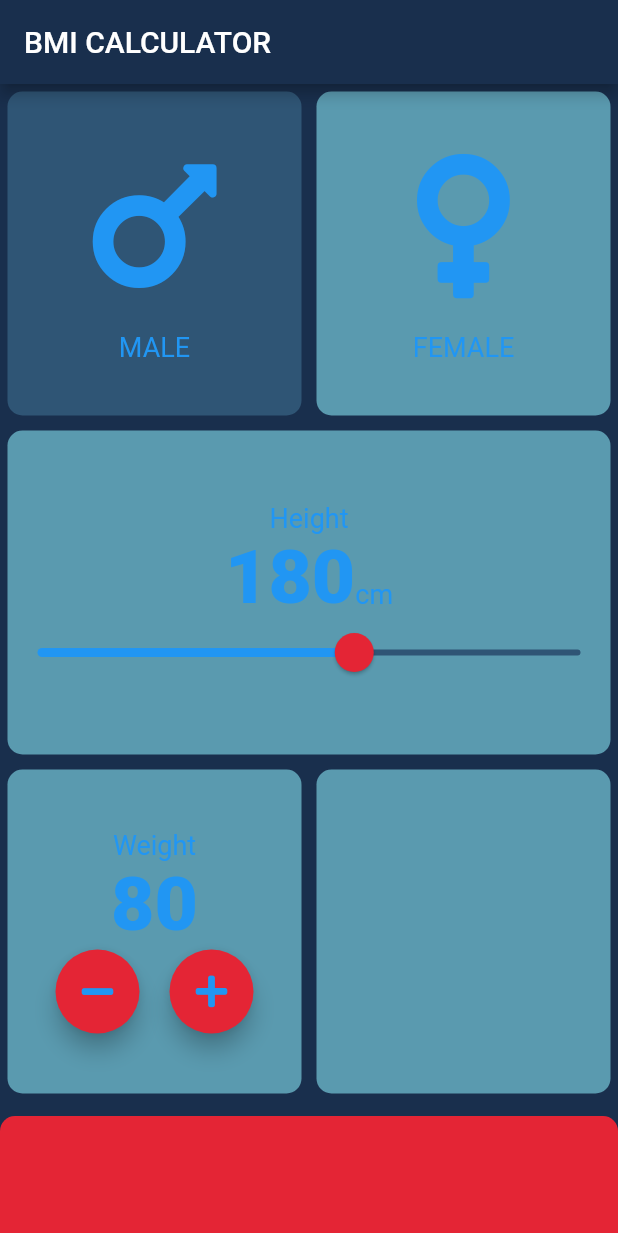
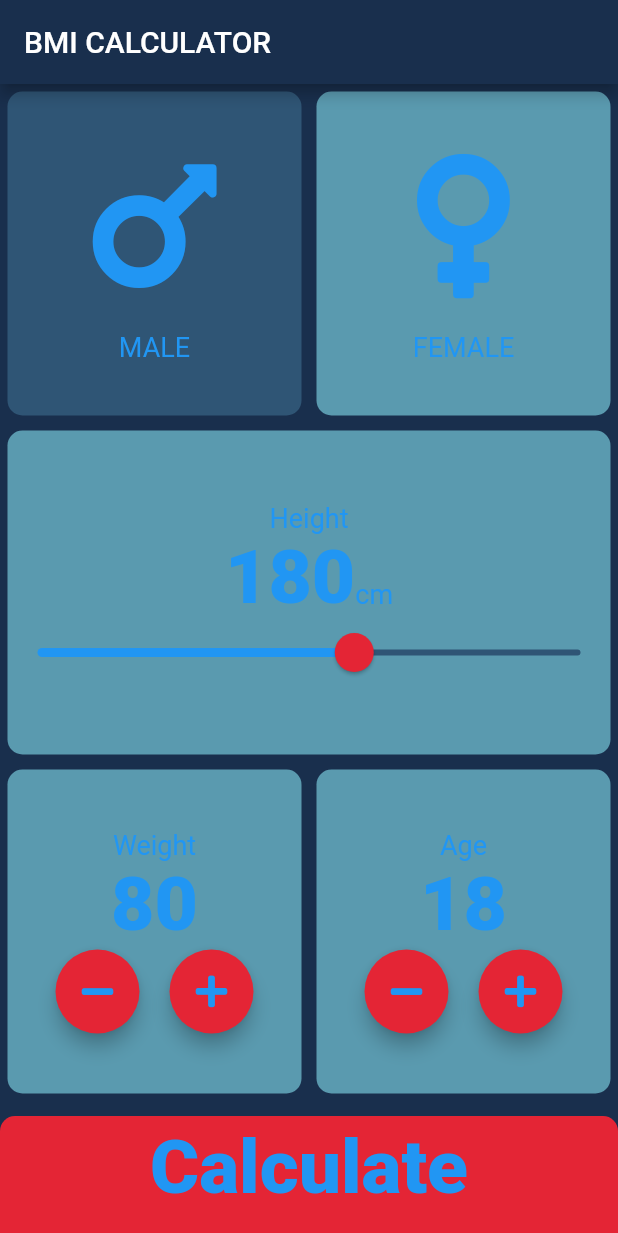
Before and after one commit to Chu-4hun/Flutter_BML_calculator, a Flutter app: the screen it shows after launch, on a phone screen of 412 x 824 dp. Shown: the top 1233 px of the screen. Run offline on Flutter 3.47's test engine with Material 2 defaults, Android fonts, the phone set to English and light mode, and no system bars; our stand-ins replace font_awesome_flutter.

Commit message:
Finished app

```diff
--- /dev/null
+++ b/lib/bottom_button.dart
@@ -0,0 +1,34 @@
+import 'package:flutter/material.dart';
+import 'package:flutter_bml_calc/pages/results_page.dart';
+import 'package:flutter_bml_calc/themes.dart';
+
+class BottomButton extends StatelessWidget {
+  BottomButton({this.onTap, required this.titleText});
+
+  Function()? onTap;
+  String titleText;
+  @override
+  Widget build(BuildContext context) {
+    return GestureDetector(
+      onTap: onTap,
+      child: Container(
+        child: Center(
+          child: Text(
+            titleText,
+            style: defaultTextBoldStyle.copyWith(
+                color: Theme.of(context).colorScheme.secondaryVariant),
+          ),
+        ),
+        decoration: BoxDecoration(
+          borderRadius: const BorderRadius.vertical(
+              top: Radius.circular(10), bottom: Radius.zero),
+          color: Theme.of(context).colorScheme.secondary,
+        ),
+        margin: EdgeInsets.only(top: 10),
+        width: double.infinity,
+        height: 80.0,
+        padding: const EdgeInsets.only(bottom: 10.0),
+      ),
+    );
+  }
+}
--- a/lib/main.dart
+++ b/lib/main.dart
@@ -1,7 +1,7 @@
 // ignore_for_file: prefer_const_constructors
 import 'package:flutter/material.dart';
 import 'package:flutter_bml_calc/themes.dart';
-import 'input_page.dart';
+import 'package:flutter_bml_calc/pages/input_page.dart';
 
 void main() => runApp(BMICalculator());
 
--- a/lib/input_page.dart
+++ b/lib/pages/input_page.dart
@@ -1,12 +1,14 @@
-import 'dart:ffi';
-
 import 'package:flutter/material.dart';
 import 'package:flutter/services.dart';
+import 'package:flutter_bml_calc/Round_Button_w_Icon.dart';
+import 'package:flutter_bml_calc/bmi_logic.dart';
+import 'package:flutter_bml_calc/pages/results_page.dart';
 import 'package:flutter_bml_calc/reusable_card.dart';
 import 'package:flutter_bml_calc/themes.dart';
 import 'package:font_awesome_flutter/font_awesome_flutter.dart';
 
-import 'icon_content.dart';
+import '../bottom_button.dart';
+import '../icon_content.dart';
 
 class InputPage extends StatefulWidget {
   @override
@@ -17,6 +19,7 @@ class _InputPageState extends State<InputPage> {
   bool isMale = true;
   int height = 180;
   int weight = 80;
+  int age = 18;
   @override
   Widget build(BuildContext context) {
     SystemChrome.setSystemUIOverlayStyle(const SystemUiOverlayStyle(
@@ -117,7 +120,7 @@ class _InputPageState extends State<InputPage> {
                         );
                       },
                     ),
-                  )
+                  ),
                 ],
               ),
             ),
@@ -151,6 +154,15 @@ class _InputPageState extends State<InputPage> {
                             Padding(
                               padding: EdgeInsets.symmetric(horizontal: 10),
                               child: (RoundIconButton(
+                                onPress: () {
+                                  setState(
+                                    () {
+                                      if (weight > 0) {
+                                        weight--;
+                                      }
+                                    },
+                                  );
+                                },
                                 size: 56.0,
                                 icon: FontAwesomeIcons.minus,
                               )),
@@ -160,10 +172,17 @@ class _InputPageState extends State<InputPage> {
                               child: (RoundIconButton(
                                 size: 56.0,
                                 icon: FontAwesomeIcons.plus,
+                                onPress: () {
+                                  setState(
+                                    () {
+                                      weight++;
+                                    },
+                                  );
+                                },
                               )),
                             ),
                           ],
-                        )
+                        ),
                       ],
                     ),
                   ),
@@ -171,56 +190,83 @@ class _InputPageState extends State<InputPage> {
                 Expanded(
                   child: ReusableCard(
                     color: Theme.of(context).colorScheme.surface,
+                    cardChild: Column(
+                      mainAxisAlignment: MainAxisAlignment.center,
+                      children: <Widget>[
+                        Text(
+                          'Age',
+                          style: defaultTextStyle.copyWith(
+                              color: Theme.of(context)
+                                  .colorScheme
+                                  .secondaryVariant),
+                        ),
+                        Text(
+                          age.toString(),
+                          style: defaultTextBoldStyle.copyWith(
+                              color: Theme.of(context)
+                                  .colorScheme
+                                  .secondaryVariant),
+                        ),
+                        Row(
+                          mainAxisAlignment: MainAxisAlignment.center,
+                          children: <Widget>[
+                            Padding(
+                              padding: EdgeInsets.symmetric(horizontal: 10),
+                              child: (RoundIconButton(
+                                onPress: () {
+                                  setState(
+                                    () {
+                                      if (age > 0) {
+                                        age--;
+                                      }
+                                    },
+                                  );
+                                },
+                                size: 56.0,
+                                icon: FontAwesomeIcons.minus,
+                              )),
+                            ),
+                            Padding(
+                              padding: EdgeInsets.symmetric(horizontal: 10),
+                              child: (RoundIconButton(
+                                size: 56.0,
+                                icon: FontAwesomeIcons.plus,
+                                onPress: () {
+                                  setState(
+                                    () {
+                                      age++;
+                                    },
+                                  );
+                                },
+                              )),
+                            ),
+                          ],
+                        ),
+                      ],
+                    ),
                   ),
                 ),
               ],
             ),
           ),
-          Container(
-            decoration: BoxDecoration(
-              borderRadius: const BorderRadius.vertical(
-                  top: Radius.circular(10), bottom: Radius.zero),
-              color: Theme.of(context).colorScheme.secondary,
-            ),
-            margin: EdgeInsets.only(top: 10),
-            width: double.infinity,
-            height: 80.0,
+          BottomButton(
+            titleText: 'Calculate',
+            onTap: () {
+              CalculatorBrian calc =
+                  CalculatorBrian(height: height, weight: weight);
+              Navigator.push(
+                context,
+                MaterialPageRoute(
+                  builder: (context) => ResultsPage(
+                      bmiResult: calc.calculateBMI(),
+                      textResult: calc.getResult(),
+                      coment: calc.getComment()),
+                ),
+              );
+            },
           ),
         ],
       ),
     );
   }
 }
-
-class RoundIconButton extends StatelessWidget {
-  RoundIconButton({
-    this.onPress,
-    required this.size,
-    this.icon,
-  });
-
-  final Function? onPress;
-  final IconData? icon;
-  final double size;
-
-  @override
-  Widget build(BuildContext context) {
-    return RawMaterialButton(
-      child: Icon(
-        icon,
-        color: Theme.of(context).colorScheme.secondaryVariant,
-      ),
-      onPressed: () {
-        onPress;
-      },
-      elevation: 6.0,
-      constraints: BoxConstraints.tightFor(
-        width: size,
-        height: size,
-      ),
-      shape: const CircleBorder(),
-      fillColor: Theme.of(context).colorScheme.secondary,
-      // elevation: ,
-    );
-  }
-}
--- /dev/null
+++ b/lib/round_button_w_icon.dart
@@ -0,0 +1,33 @@
+// ignore_for_file: file_names
+
+import 'package:flutter/material.dart';
+
+class RoundIconButton extends StatelessWidget {
+  RoundIconButton({
+    required this.onPress,
+    required this.size,
+    this.icon,
+  });
+
+  final Function()? onPress;
+  final IconData? icon;
+  final double size;
+
+  @override
+  Widget build(BuildContext context) {
+    return RawMaterialButton(
+      child: Icon(
+        icon,
+        color: Theme.of(context).colorScheme.secondaryVariant,
+      ),
+      onPressed: onPress,
+      elevation: 5.0,
+      constraints: BoxConstraints.tightFor(
+        width: size,
+        height: size,
+      ),
+      shape: const CircleBorder(),
+      fillColor: Theme.of(context).colorScheme.secondary,
+    );
+  }
+}
--- a/lib/themes.dart
+++ b/lib/themes.dart
@@ -1,15 +1,12 @@
 import 'package:flutter/material.dart';
 
 ThemeData defaultTheme = ThemeData(
-  scaffoldBackgroundColor: const Color(0xff0F0F1E),
+  scaffoldBackgroundColor: const Color(0xff192F4D),
   colorScheme: ColorScheme.fromSwatch().copyWith(
     surface: const Color(0xFF5A9AAF),
-    // surface: const Color(0xFF52A3B7),
-    // surface: const Color(0xFF598392),
     secondary: const Color(0xFFE42535),
     secondaryVariant: const Color(0xFFeff6e0),
     primary: const Color(0xff2F5575), //inactive card color
-    // primary: const Color(0xff124559), //inactive card color
     background: const Color(0xff192F4D),
     // background: const Color(0xff01161e),
   ),
@@ -18,11 +15,20 @@ ThemeData defaultTheme = ThemeData(
 TextStyle defaultTextStyle = const TextStyle(
   fontSize: 18.0,
 );
-TextStyle defaultTextBoldStyle = TextStyle(
+TextStyle defaultTextBoldStyle = const TextStyle(
   fontSize: 50.0,
   fontWeight: FontWeight.w900,
 );
-SliderThemeData defaultSliderTheme = SliderThemeData(
+TextStyle defaultTextTitleStyle = const TextStyle(
+  fontSize: 50.0,
+  fontWeight: FontWeight.bold,
+);
+TextStyle defaultTextResultStyle = const TextStyle(
+  fontSize: 100.0,
+  fontWeight: FontWeight.bold,
+);
+
+SliderThemeData defaultSliderTheme = const SliderThemeData(
   thumbShape: RoundSliderThumbShape(enabledThumbRadius: 13.0),
   overlayShape: RoundSliderOverlayShape(overlayRadius: 20),
 );
```
Also changed, not shown: lib/bmi_logic.dart (added, +34 -0 lines), lib/pages/results_page.dart (added, +77 -0 lines).
